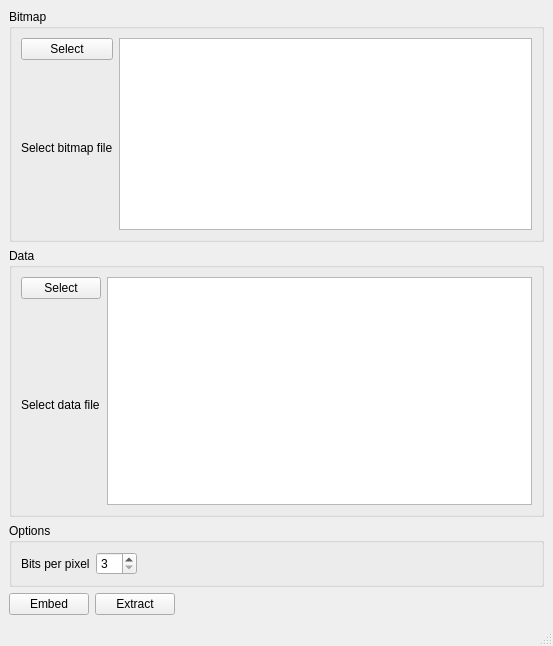
This is mainwindow.ui in LuisMSuarez/QTSampleApp as Qt 5 draws it before an edit. The edited form follows.
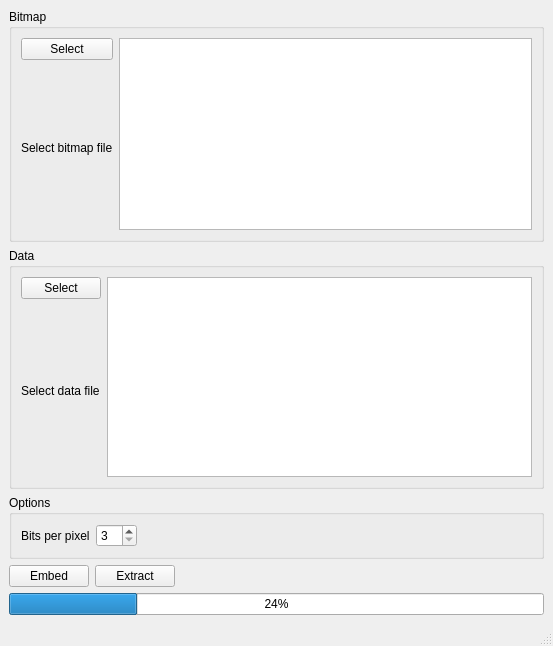
This is the edited form.

Commit message: wire up of status bar progress

Patch:
```diff
--- a/mainwindow.ui
+++ b/mainwindow.ui
@@ -190,6 +190,13 @@
       </item>
      </layout>
     </item>
+    <item row="4" column="0">
+     <widget class="QProgressBar" name="progressBar">
+      <property name="value">
+       <number>24</number>
+      </property>
+     </widget>
+    </item>
    </layout>
   </widget>
   <widget class="QMenuBar" name="menubar">
```
The commit also changes 4 other files.
